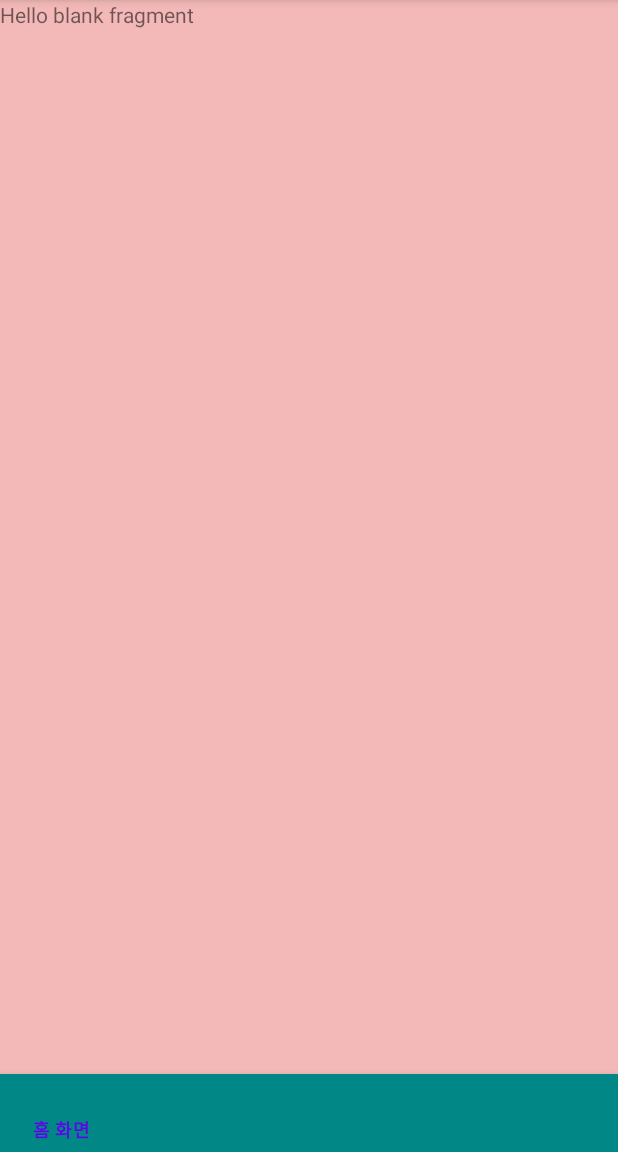
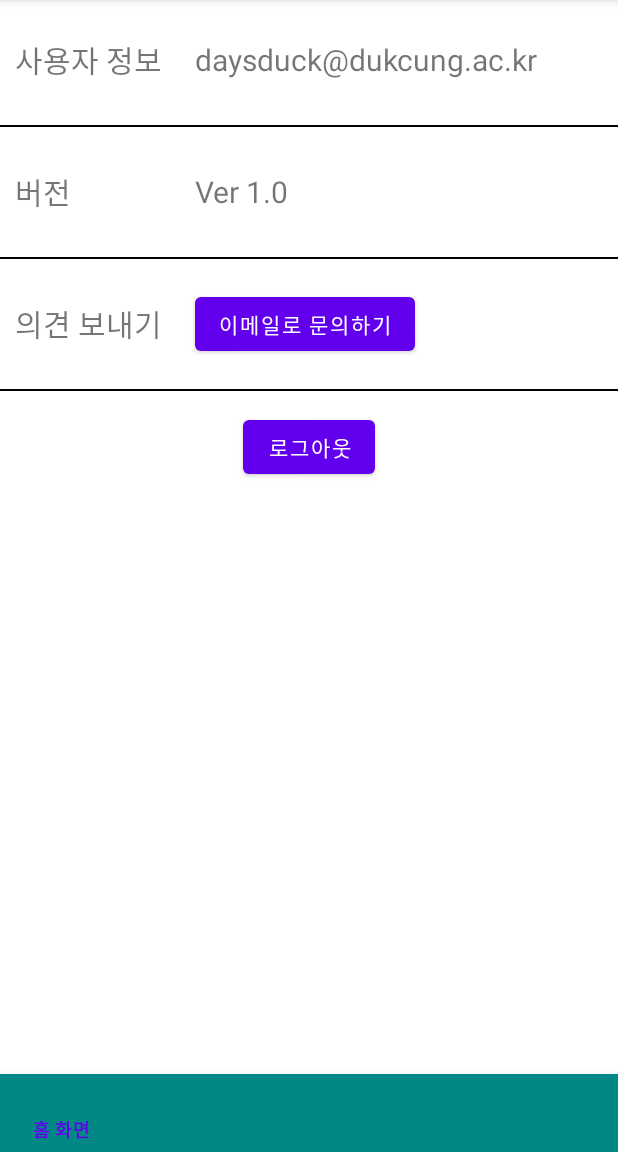
Before and after one commit to Vector1331/SoftwareEngineering, an Android app: the fragment SettingFragment placed in its activity, on a phone screen of 412 x 824 dp, the part 84-1236 px from its top. Run offline under Robolectric (Android 15) with nearby library versions, the phone set to English and light mode, and no system bars.

Commit message:
Setting 페이지 구현

```diff
--- a/daysDuk/app/src/main/java/com/example/daysduk/SettingFragment.java
+++ b/daysDuk/app/src/main/java/com/example/daysduk/SettingFragment.java
@@ -1,5 +1,6 @@
 package com.example.daysduk;
 
+import android.content.Intent;
 import android.os.Bundle;
 
 import androidx.fragment.app.Fragment;
@@ -7,58 +8,49 @@ import androidx.fragment.app.Fragment;
 import android.view.LayoutInflater;
 import android.view.View;
 import android.view.ViewGroup;
+import android.widget.Button;
 
-/**
- * A simple {@link Fragment} subclass.
- * Use the {@link SettingFragment#newInstance} factory method to
- * create an instance of this fragment.
- */
+
 public class SettingFragment extends Fragment {
 
-    // TODO: Rename parameter arguments, choose names that match
-    // the fragment initialization parameters, e.g. ARG_ITEM_NUMBER
-    private static final String ARG_PARAM1 = "param1";
-    private static final String ARG_PARAM2 = "param2";
-
-    // TODO: Rename and change types of parameters
-    private String mParam1;
-    private String mParam2;
-
-    public SettingFragment() {
-        // Required empty public constructor
-    }
-
-    /**
-     * Use this factory method to create a new instance of
-     * this fragment using the provided parameters.
-     *
-     * @param param1 Parameter 1.
-     * @param param2 Parameter 2.
-     * @return A new instance of fragment SettingFragment.
-     */
-    // TODO: Rename and change types and number of parameters
-    public static SettingFragment newInstance(String param1, String param2) {
-        SettingFragment fragment = new SettingFragment();
-        Bundle args = new Bundle();
-        args.putString(ARG_PARAM1, param1);
-        args.putString(ARG_PARAM2, param2);
-        fragment.setArguments(args);
-        return fragment;
-    }
-
-    @Override
-    public void onCreate(Bundle savedInstanceState) {
-        super.onCreate(savedInstanceState);
-        if (getArguments() != null) {
-            mParam1 = getArguments().getString(ARG_PARAM1);
-            mParam2 = getArguments().getString(ARG_PARAM2);
-        }
-    }
+    //변수 선언
+    Button settingInquiry;
+    Button settingLogout;
 
     @Override
     public View onCreateView(LayoutInflater inflater, ViewGroup container,
                              Bundle savedInstanceState) {
+
+        View view = inflater.inflate(R.layout.fragment_setting, container, false);
+
+        //변수 선언
+        settingInquiry = (Button)view.findViewById(R.id.setting_inquiry);
+        settingLogout = (Button)view.findViewById(R.id.setting_logout);
+
+        //이메일로 문의하기 버튼 클릭시 메일 보내기 이동
+        settingInquiry.setOnClickListener(new View.OnClickListener() {
+            @Override
+            public void onClick(View v) {
+                Intent email = new Intent(Intent.ACTION_SEND);
+                email.setType("plain/text");
+                String[] address = {"daysduck@duksung.ac.kr"};
+                email.putExtra(Intent.EXTRA_EMAIL, address);
+                email.putExtra(Intent.EXTRA_SUBJECT, "DaysDuck) 문의사항");
+                email.putExtra(Intent.EXTRA_TEXT, "DaysDuck 어플 관련 문의사항");
+                startActivity(email);
+
+            }
+        });
+
+        //로그아웃 버튼 클릭시
+        settingLogout.setOnClickListener(new View.OnClickListener() {
+            @Override
+            public void onClick(View v) {
+            }
+        });
+
+
         // Inflate the layout for this fragment
-        return inflater.inflate(R.layout.fragment_setting, container, false);
+        return view;
     }
 }
--- a/daysDuk/app/src/main/res/layout/fragment_setting.xml
+++ b/daysDuk/app/src/main/res/layout/fragment_setting.xml
@@ -3,13 +3,103 @@
     xmlns:android="http://schemas.android.com/apk/res/android"
     android:layout_width="match_parent"
     android:layout_height="match_parent"
-    android:background="#F3B8B8"
+    android:background="#FFFFFF"
+    android:orientation="vertical"
     tools:context=".SettingFragment">
 
-    <!-- TODO: Update blank fragment layout -->
-    <TextView
+
+    <LinearLayout
         android:layout_width="match_parent"
-        android:layout_height="match_parent"
-        android:text="@string/hello_blank_fragment" />
+        android:layout_height="60dp"
+        android:orientation="horizontal"
+        android:layout_margin="10dp"
+        android:gravity="center_vertical">
+
+        <TextView
+            android:layout_width="120dp"
+            android:layout_height="wrap_content"
+            android:text="사용자 정보"
+            android:textSize="20dp">
+        </TextView>
+        <TextView
+            android:layout_width="wrap_content"
+            android:layout_height="wrap_content"
+            android:text="daysduck@dukcung.ac.kr"
+            android:textSize="20dp"/>
+
+    </LinearLayout>
+
+    <View
+        android:layout_width="match_parent"
+        android:layout_height="2px"
+        android:layout_marginTop="3dp"
+        android:layout_marginBottom="3dp"
+        android:background="@color/black"/>
+
+    <LinearLayout
+        android:layout_width="match_parent"
+        android:layout_height="60dp"
+        android:orientation="horizontal"
+        android:layout_margin="10dp"
+        android:gravity="center_vertical">
+
+        <TextView
+            android:layout_width="120dp"
+            android:layout_height="wrap_content"
+            android:gravity="center_vertical"
+
+            android:text="버전"
+            android:textSize="20dp"/>
+
+        <TextView
+            android:layout_width="wrap_content"
+            android:layout_height="wrap_content"
+            android:text="Ver 1.0"
+            android:textSize="20dp"/>
+
+    </LinearLayout>
+
+    <View
+        android:layout_width="match_parent"
+        android:layout_height="2px"
+        android:layout_marginTop="3dp"
+        android:layout_marginBottom="3dp"
+        android:background="@color/black"/>
+
+    <LinearLayout
+        android:layout_width="match_parent"
+        android:layout_height="60dp"
+        android:orientation="horizontal"
+        android:layout_margin="10dp"
+        android:gravity="center_vertical">
+
+        <TextView
+            android:layout_width="120dp"
+            android:layout_height="wrap_content"
+            android:text="의견 보내기"
+            android:textSize="20dp">
+        </TextView>
+        <Button
+            android:id="@+id/setting_inquiry"
+            android:layout_width="wrap_content"
+            android:layout_height="wrap_content"
+            android:text="이메일로 문의하기"/>
+
+    </LinearLayout>
+
+    <View
+        android:layout_width="match_parent"
+        android:layout_height="2px"
+        android:layout_marginTop="3dp"
+        android:layout_marginBottom="3dp"
+        android:background="@color/black"/>
+
+    <Button
+        android:id="@+id/setting_logout"
+        android:layout_width="wrap_content"
+        android:layout_height="wrap_content"
+        android:layout_margin="10dp"
+        android:layout_gravity="center"
+        android:text="로그아웃" />
 
 </LinearLayout>
```
